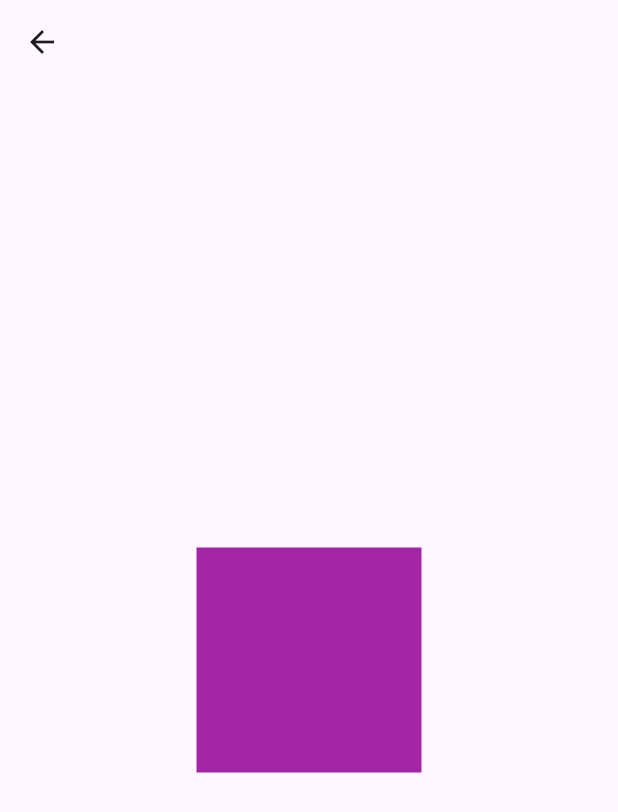
After one commit to SanaAltarabishi/animation, a Flutter app: the StaggerAnimationPage screen opened directly, on a phone screen of 412 x 824 dp. The commit adds this screen. Shown: the top 812 px of the screen. Run offline on Flutter 3.47's test engine with Material 3 defaults, Android fonts, the phone set to English and light mode, and no system bars.

Commit message:
animation

```diff
--- a/lib/second_page.dart
+++ b/lib/second_page.dart
@@ -1,4 +1,5 @@
 import 'package:custom_transition/sliding_container.dart';
+import 'package:custom_transition/stagger_animation.dart';
 import 'package:flutter/material.dart';
 
 class SecondPage extends StatelessWidget {
@@ -13,6 +14,21 @@ class SecondPage extends StatelessWidget {
   @override
   Widget build(BuildContext context) {
     return Scaffold(
+      appBar: AppBar(
+        actions: [
+          IconButton(
+            onPressed: () {
+              Navigator.push(
+                context,
+                MaterialPageRoute(
+                  builder: (context) => const StaggerAnimationPage(),
+                ),
+              );
+            },
+            icon: const Icon(Icons.navigate_next),
+          ),
+        ],
+      ),
       body: const Column(
         children: [
           Expanded(
@@ -23,12 +39,14 @@ class SecondPage extends StatelessWidget {
               intervalEnd: 0.5,
             ),
           ),
-          Expanded(child: SlidingContainer(
-            color: Color.fromARGB(255, 24, 83, 112),
+          Expanded(
+            child: SlidingContainer(
+              color: Color.fromARGB(255, 24, 83, 112),
               initialOffsetX: -1,
               intervalStart: 0.5,
               intervalEnd: 1,
-          ),),
+            ),
+          ),
         ],
       ),
       floatingActionButton: FloatingActionButton.extended(
--- /dev/null
+++ b/lib/stagger_animation.dart
@@ -0,0 +1,94 @@
+import 'package:flutter/material.dart';
+
+enum AnimProps {
+  opacity,
+  width,
+  height,
+  padding,
+  borderRadius,
+  color,
+}
+
+class StaggerAnimationPage extends StatefulWidget {
+  const StaggerAnimationPage({super.key});
+
+  @override
+  State<StaggerAnimationPage> createState() => _StaggerAnimationPageState();
+}
+
+class _StaggerAnimationPageState extends State<StaggerAnimationPage>
+    with SingleTickerProviderStateMixin {
+   late AnimationController _controller;
+  late Animation<double> _opacityAnimation;
+  late Animation<double> _widthAnimation;
+  late Animation<double> _heightAnimation;
+  late Animation<Color?> _colorAnimation;
+
+  @override
+  void initState() {
+    super.initState();
+
+    _controller = AnimationController(
+      duration:const Duration(seconds: 2),
+      vsync: this,
+    );
+
+    _opacityAnimation = Tween<double>(begin: 0.0, end: 1.0).animate(
+      CurvedAnimation(
+        parent: _controller,
+        curve: const Interval(0.0, 0.25, curve: Curves.easeIn),
+      ),
+    );
+
+    _widthAnimation = Tween<double>(begin: 50.0, end: 150.0).animate(
+      CurvedAnimation(
+        parent: _controller,
+        curve: const Interval(0.25, 0.5, curve: Curves.easeInOut),
+      ),
+    );
+
+    _heightAnimation = Tween<double>(begin: 50.0, end: 150.0).animate(
+      CurvedAnimation(
+        parent: _controller,
+        curve: const Interval(0.5, 0.75, curve: Curves.easeInOut),
+      ),
+    );
+
+    _colorAnimation = ColorTween(begin: Colors.blue, end: const Color.fromARGB(255, 179, 24, 158)).animate(
+      CurvedAnimation(
+        parent: _controller,
+        curve: const Interval(0.25, 1.0, curve: Curves.easeIn),
+      ),
+    );
+
+    _controller.forward();
+  }
+
+  @override
+  void dispose() {
+    _controller.dispose();
+    super.dispose();
+  }
+
+  @override
+  Widget build(BuildContext context) {
+    return Scaffold(
+        appBar: AppBar(),
+      body: Center(
+        child: AnimatedBuilder(
+          animation: _controller,
+          builder: (context, child) {
+            return Opacity(
+              opacity: _opacityAnimation.value,
+              child: Container(
+                width: _widthAnimation.value,
+                height: _heightAnimation.value,
+                color: _colorAnimation.value,
+              ),
+            );
+          },
+        ),
+      ),
+    );
+  }
+}
--- a/pubspec.yaml
+++ b/pubspec.yaml
@@ -36,6 +36,7 @@ dependencies:
   # Use with the CupertinoIcons class for iOS style icons.
   cupertino_icons: ^1.0.8
   provider: ^6.1.2
+
 
 dev_dependencies:
   flutter_test:
```
